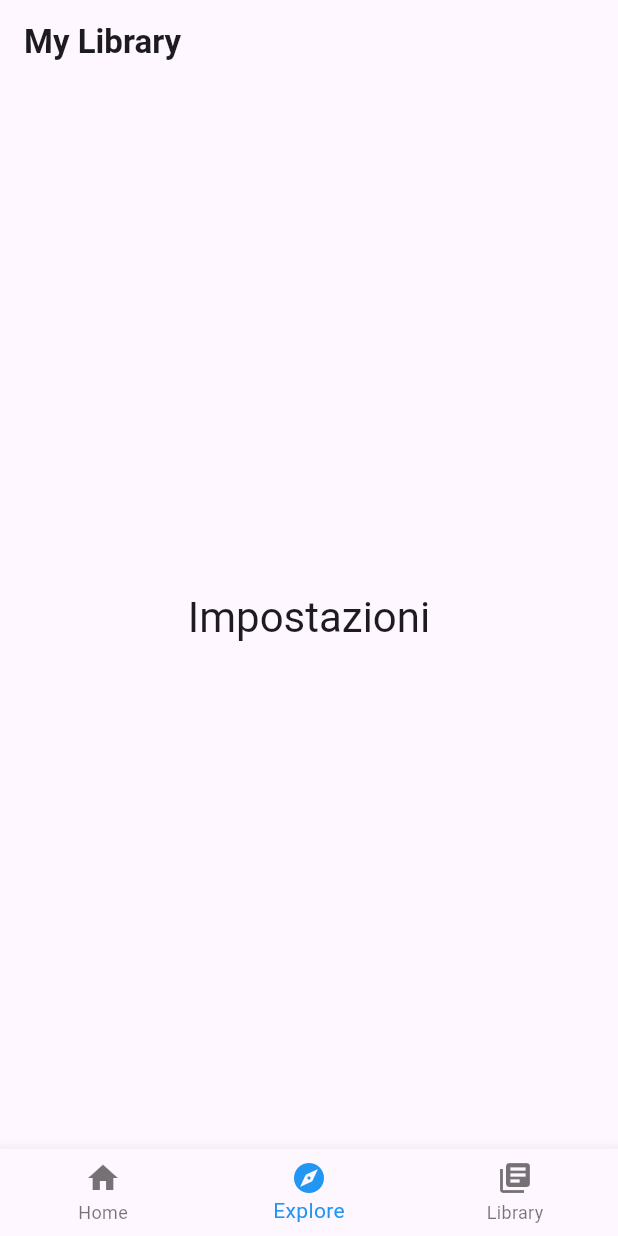
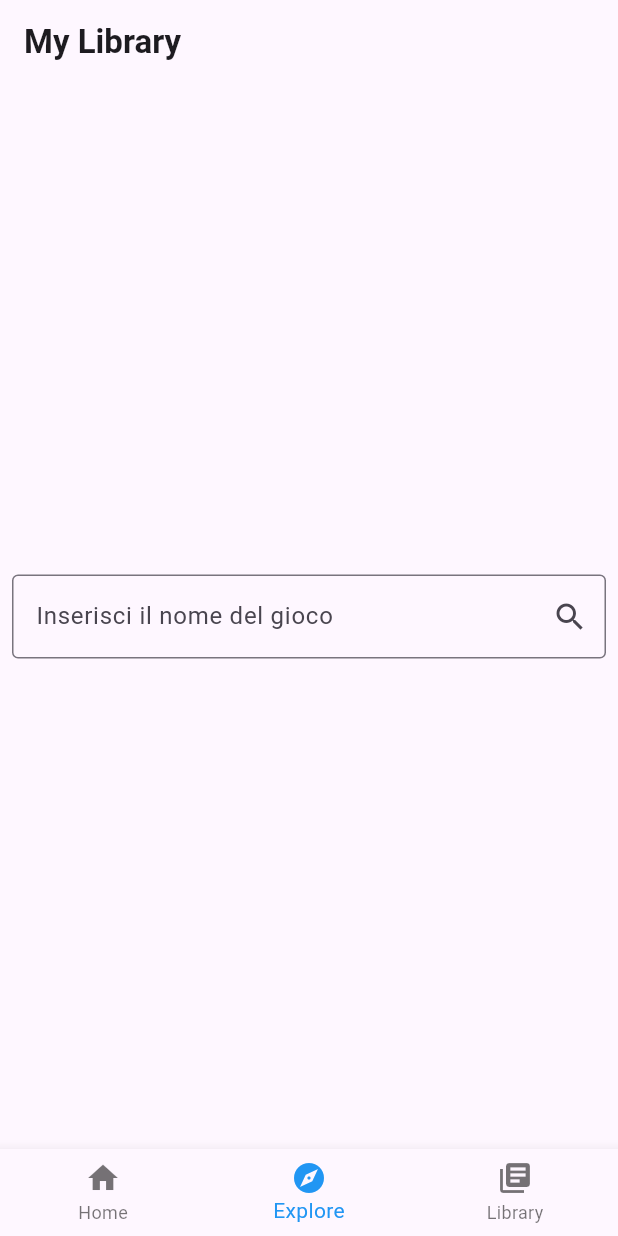
Before and after one commit to Nooneoneno/Dragons-Lair, a Flutter app: the screen it shows after launch, item 2 of the bottom bar chosen, on a phone screen of 412 x 824 dp. Run offline on Flutter 3.47's test engine with Material 3 defaults, Android fonts, the phone set to English and light mode, and no system bars; drawn by our look-alikes of flutter_typeahead.

Commit message:
Extracted search bar widget to the explore screen

```diff
--- a/lib/ui/screens/explore_screen.dart
+++ b/lib/ui/screens/explore_screen.dart
@@ -1,14 +1,58 @@
 import 'package:flutter/material.dart';
+import 'package:flutter_typeahead/flutter_typeahead.dart';
 
-class ExploreScreen extends StatelessWidget {
+class ExploreScreen extends StatefulWidget {
   const ExploreScreen({super.key});
+
+  @override
+  _ExploreScreenState createState() => _ExploreScreenState();
+}
+
+List<String> videogames = [
+  'Anno 1452',
+  'Minecraft',
+  'Stronghold Crusader',
+  'The Binding of Isaac',
+  '???',
+];
+
+class _ExploreScreenState extends State<ExploreScreen>{
+  final TextEditingController _searchController = TextEditingController();
+
+  List<String> _getSuggestions(String query) {
+    return videogames
+        .where((game) => game.toLowerCase().contains(query.toLowerCase()))
+        .toList();
+  }
+
+  void _onSelected(String suggestion) {
+    setState(() {
+      _searchController.text = suggestion;
+    });
+  }
 
   @override
   Widget build(BuildContext context) {
     return Center(
-      child: Text(
-        'Impostazioni',
-        style: Theme.of(context).textTheme.headlineMedium,
+      child: Padding(
+        padding: const EdgeInsets.all(8.0),
+        child: TypeAheadField<String>(
+          textFieldConfiguration: TextFieldConfiguration(
+            controller: _searchController,
+            decoration: const InputDecoration(
+              hintText: 'Inserisci il nome del gioco',
+              border: OutlineInputBorder(),
+              suffixIcon: Icon(Icons.search),
+            ),
+          ),
+          suggestionsCallback: _getSuggestions,
+          itemBuilder: (context, suggestion) {
+            return ListTile(
+              title: Text(suggestion),
+            );
+          },
+          onSuggestionSelected: _onSelected,
+        ),
       ),
     );
   }
--- a/lib/ui/screens/main_screen.dart
+++ b/lib/ui/screens/main_screen.dart
@@ -14,9 +14,7 @@ class _MainScreenState extends State<MainScreen> {
   int _selectedIndex = 0;
 
   static List<Widget> _widgetOptions = <Widget>[
-    HomeScreen(
-      onAddGame: (VideoGame) {},
-    ),
+    HomeScreen(),
     ExploreScreen(),
     LibraryScreen(),
   ];
```
Also changed, not shown: lib/ui/screens/home_screen/home_screen.dart (+2 -54 lines).
